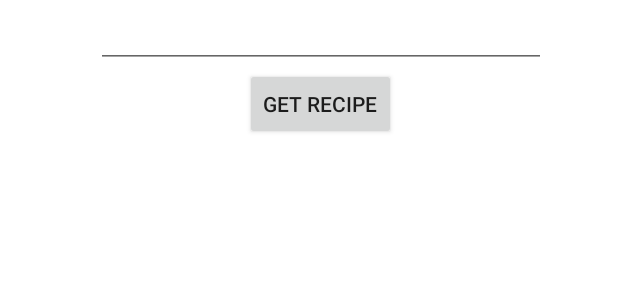
After one commit to JadeByfield89/JumboShrimp, an Android app: the fragment RecipeScraperFragment placed in its activity, on a phone screen of 824 x 412 dp (held sideways). The commit adds this screen. Shown: the top 300 px of the screen, without its empty margins (297-937 px from the left). Run offline under Robolectric (Android 15) with nearby library versions, the phone set to English and light mode, and no system bars; our stand-ins replace ButterKnife.

Commit message:
Adding RecipeScraper

```diff
--- a/app/src/main/java/com/permoveo/apps/jumboshrimp/activities/MainActivity.java
+++ b/app/src/main/java/com/permoveo/apps/jumboshrimp/activities/MainActivity.java
@@ -54,8 +54,5 @@ public class MainActivity extends FragmentActivity implements RecipeSearchFragme
     @Override
     protected void onResume() {
         super.onResume();
-        //Testing recipe parser!
-        RecipeScraper scraper = new RecipeScraper("");
-        scraper.parseHtmlToRecipe();
     }
 }
--- /dev/null
+++ b/app/src/main/java/com/permoveo/apps/jumboshrimp/fragments/RecipeScraperFragment.java
@@ -0,0 +1,111 @@
+package com.permoveo.apps.jumboshrimp.fragments;
+
+
+import android.app.Activity;
+import android.os.Bundle;
+import android.support.v4.app.Fragment;
+import android.support.v4.app.FragmentManager;
+import android.util.Log;
+import android.view.LayoutInflater;
+import android.view.View;
+import android.view.ViewGroup;
+import android.widget.Button;
+import android.widget.EditText;
+import android.widget.RelativeLayout;
+import android.widget.Toast;
+
+import com.permoveo.apps.jumboshrimp.R;
+import com.permoveo.apps.jumboshrimp.listeners.OnApiRequestCompletedListener;
+import com.permoveo.apps.jumboshrimp.listeners.OnVoiceRecognitionListener;
+import com.permoveo.apps.jumboshrimp.model.Recipe;
+import com.permoveo.apps.jumboshrimp.providers.BigOvenDataSourceProvider;
+import com.permoveo.apps.jumboshrimp.utils.FragmentUtil;
+import com.permoveo.apps.jumboshrimp.web.RecipeScraper;
+
+import java.util.List;
+
+import butterknife.ButterKnife;
+import butterknife.InjectView;
+import butterknife.OnClick;
+
+
+public class RecipeScraperFragment extends Fragment {
+
+    public static final String TAG = RecipeScraperFragment.class.getSimpleName();
+
+    @InjectView(R.id.etRecipeUrl)
+    EditText mRecipeUrl;
+
+    public RecipeScraperFragment() {
+        // Required empty public constructor
+    }
+
+    @Override
+    public void onCreate(Bundle savedInstanceState) {
+        super.onCreate(savedInstanceState);
+
+    }
+
+    @Override
+    public void onDestroy() {
+        super.onDestroy();
+
+
+    }
+
+    @Override
+    public void onPause() {
+        super.onPause();
+    }
+
+    @Override
+    public void onAttach(Activity activity) {
+        super.onAttach(activity);
+    }
+
+    @Override
+    public View onCreateView(LayoutInflater inflater, ViewGroup container,
+                             Bundle savedInstanceState) {
+
+        View v = inflater.inflate(R.layout.fragment_recipe_scraper, container, false);
+        ButterKnife.inject(this, v);
+
+        // Inflate the layout for this fragment
+        return v;
+    }
+
+    @Override
+    public void onResume() {
+        super.onResume();
+
+       Log.d(TAG, "onResume");
+    }
+
+    @OnClick(R.id.bGetRecipe)
+    public void getRecipe() {
+        String recipeUrl = mRecipeUrl.getText().toString();
+        if (!recipeUrl.isEmpty()) {
+            getRecipe(recipeUrl);
+        }
+    }
+
+    private void getRecipe(String recipeUrl) {
+        FragmentUtil.showProgressDialog(getActivity());
+
+        RecipeScraper scraper = new RecipeScraper(recipeUrl);
+        scraper.setListener(new OnApiRequestCompletedListener() {
+            @Override
+            public void onApiRequestSuccess(Recipe recipe) {
+                FragmentUtil.clearProgressDialog(getActivity());
+                RecipeDetailFragment fragment = RecipeDetailFragment.newInstance(recipe);
+                FragmentUtil.replaceFragment(getActivity().getSupportFragmentManager(), R.id.content_frame, fragment);
+            }
+
+            @Override
+            public void onApiRequestError() {
+                FragmentUtil.clearProgressDialog(getActivity());
+            }
+        });
+        scraper.parseHtmlToRecipe();
+    }
+}
--- a/app/src/main/java/com/permoveo/apps/jumboshrimp/fragments/RecipeSearchResultsFragment.java
+++ b/app/src/main/java/com/permoveo/apps/jumboshrimp/fragments/RecipeSearchResultsFragment.java
@@ -109,7 +109,7 @@ public class RecipeSearchResultsFragment extends Fragment implements AdapterView
             mProvider.setCurrentPage(currentPage);
             mProvider.setListener(new OnApiRequestCompletedListener() {
                 @Override
-                public void onApiRequestSuccess() {
+                public void onApiRequestSuccess(Recipe recip) {
                     FragmentUtil.clearProgressDialog(getActivity().getSupportFragmentManager());
                     List<Recipe> recipes = mProvider.getRecipes();
                     if (recipes == null ||recipes.size() < BigOvenDataSourceProvider.RESULTS_PER_PAGE) {
--- a/app/src/main/java/com/permoveo/apps/jumboshrimp/listeners/OnApiRequestCompletedListener.java
+++ b/app/src/main/java/com/permoveo/apps/jumboshrimp/listeners/OnApiRequestCompletedListener.java
@@ -1,4 +1,6 @@
 package com.permoveo.apps.jumboshrimp.listeners;
+
+import com.permoveo.apps.jumboshrimp.model.Recipe;
 
 /**
  * Created by byfieldj on 4/15/15.
@@ -6,7 +8,7 @@ package com.permoveo.apps.jumboshrimp.listeners;
 public interface OnApiRequestCompletedListener {
 
 
-    public abstract void onApiRequestSuccess();
+    public abstract void onApiRequestSuccess(Recipe recipe);
     public abstract void onApiRequestError();
 
 
--- a/app/src/main/java/com/permoveo/apps/jumboshrimp/model/Ingredient.java
+++ b/app/src/main/java/com/permoveo/apps/jumboshrimp/model/Ingredient.java
@@ -18,6 +18,10 @@ public class Ingredient extends BaseItem implements Serializable{
 
     public Ingredient(Recipe recipe){
         mRecipe = recipe;
+        mName = "";
+        mDisplayQuantity = "";
+        mPreparationNotes = "";
+        mUnit = "";
     }
 
     public void setPhoto(Photo photo){
--- a/app/src/main/java/com/permoveo/apps/jumboshrimp/providers/BigOvenDataSourceProvider.java
+++ b/app/src/main/java/com/permoveo/apps/jumboshrimp/providers/BigOvenDataSourceProvider.java
@@ -74,7 +74,7 @@ public class BigOvenDataSourceProvider extends DataSourceProvider {
 
                 parseObjectToRecipe(response);
                 Log.d(TAG, "onResponse: Response -> " + response.toString());
-                mListener.onApiRequestSuccess();
+                mListener.onApiRequestSuccess(mRecipe);
             }
 
 
@@ -125,7 +125,7 @@ public class BigOvenDataSourceProvider extends DataSourceProvider {
 
                 parseObjectToList(response);
                 Log.d(TAG, "onResponse: Response -> " + response.toString());
-                mListener.onApiRequestSuccess();
+                mListener.onApiRequestSuccess(mRecipe);
             }
 
 
--- a/app/src/main/res/layout-land/fragment_recipe_detail.xml
+++ b/app/src/main/res/layout-land/fragment_recipe_detail.xml
@@ -29,6 +29,7 @@
             android:layout_width="wrap_content"
             android:layout_height="wrap_content"
             android:layout_gravity="center_horizontal"
+            android:gravity="center"
             android:layout_marginTop="10dp"/>
 
         <LinearLayout
--- /dev/null
+++ b/app/src/main/res/layout-land/fragment_recipe_scraper.xml
@@ -0,0 +1,35 @@
+<FrameLayout xmlns:android="http://schemas.android.com/apk/res/android"
+    xmlns:tools="http://schemas.android.com/tools"
+    android:layout_width="match_parent"
+    android:layout_height="match_parent"
+    tools:context="com.permoveo.apps.chefmate.RecipeScraperFragment"
+    android:clickable="true"
+    android:background="#fff"
+    android:id="@+id/fragment_search_container">
+
+
+    <RelativeLayout
+        android:id="@+id/rlContainer"
+        android:layout_width="match_parent"
+        android:layout_height="match_parent">
+
+        <EditText
+            android:id="@+id/etRecipeUrl"
+            android:layout_width="300dp"
+            android:layout_height="wrap_content"
+            android:clickable="true"
+            android:layout_centerHorizontal="true" />
+
+
+        <Button
+            android:id="@+id/bGetRecipe"
+            android:layout_height="wrap_content"
+            android:layout_width="wrap_content"
+            android:text="Get Recipe"
+            android:layout_centerHorizontal="true"
+            android:layout_below="@id/etRecipeUrl"></Button>
+
+    </RelativeLayout>
+
+
+</FrameLayout>
--- a/app/src/main/res/values/strings.xml
+++ b/app/src/main/res/values/strings.xml
@@ -6,6 +6,7 @@
     <string name="recipe_name">Recipe Name</string>
     <string name="voice_command">Voice Command</string>
     <string name="scan_barcode">Scan Barcode</string>
+    <string name="recipe_scraper">Recipe Scraper</string>
     <string name="title_activity_activity_barcode_scan">ActivityBarcodeScan</string>
     <string name="description">Description</string>
     <string name="ingredients">Ingredients</string>
```
Also changed, not shown: app/src/main/java/com/permoveo/apps/jumboshrimp/fragments/RecipeDetailFragment.java (+10 -3 lines), app/src/main/java/com/permoveo/apps/jumboshrimp/fragments/RecipeSearchFragment.java (+6 -2 lines), app/src/main/java/com/permoveo/apps/jumboshrimp/model/Recipe.java (+9 -0 lines), app/src/main/java/com/permoveo/apps/jumboshrimp/web/RecipeScraper.java (+10 -1 lines), app/src/main/java/com/permoveo/apps/jumboshrimp/web/task/RecipeScraperTask.java (+29 -6 lines), app/src/main/res/layout-land/fragment_search.xml (+8 -0 lines).
